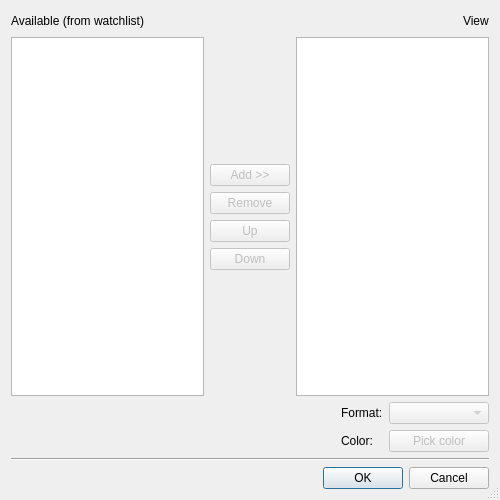
Old version of the form src/DialogEditWaveform.ui in the repository gdevic/Z80Explorer.
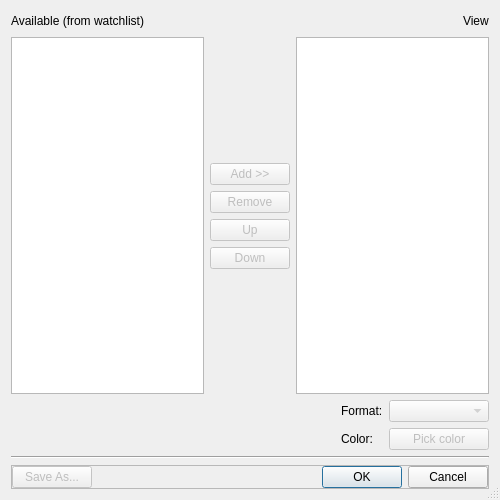
New version of the form.

Commit message:
Edit waveform add Save As to save only selected items
In practice, this works with the Merge option on the parent menu

Diff of the .ui file:
```diff
--- a/src/DialogEditWaveform.ui
+++ b/src/DialogEditWaveform.ui
@@ -205,6 +205,37 @@
     </widget>
    </item>
    <item>
+    <widget class="QFrame" name="frame">
+     <property name="frameShape">
+      <enum>QFrame::Shape::StyledPanel</enum>
+     </property>
+     <property name="frameShadow">
+      <enum>QFrame::Shadow::Raised</enum>
+     </property>
+     <layout class="QHBoxLayout" name="horizontalLayout">
+      <property name="leftMargin">
+       <number>0</number>
+      </property>
+      <property name="topMargin">
+       <number>0</number>
+      </property>
+      <property name="rightMargin">
+       <number>0</number>
+      </property>
+      <property name="bottomMargin">
+       <number>0</number>
+      </property>
+      <item>
+       <widget class="QPushButton" name="btSaveAs">
+        <property name="enabled">
+         <bool>false</bool>
+        </property>
+        <property name="text">
+         <string>Save As...</string>
+        </property>
+       </widget>
+      </item>
+      <item>
     <widget class="QDialogButtonBox" name="buttonBox">
      <property name="orientation">
       <enum>Qt::Orientation::Horizontal</enum>
@@ -216,6 +247,9 @@
    </item>
   </layout>
  </widget>
+   </item>
+  </layout>
+ </widget>
  <tabstops>
   <tabstop>listAll</tabstop>
   <tabstop>listView</tabstop>
```
Left out of the diff: 3 changed lines with no effect on the pictures. Lines whose indentation alone changed are shown as unchanged. The commit also changes 2 other files.
